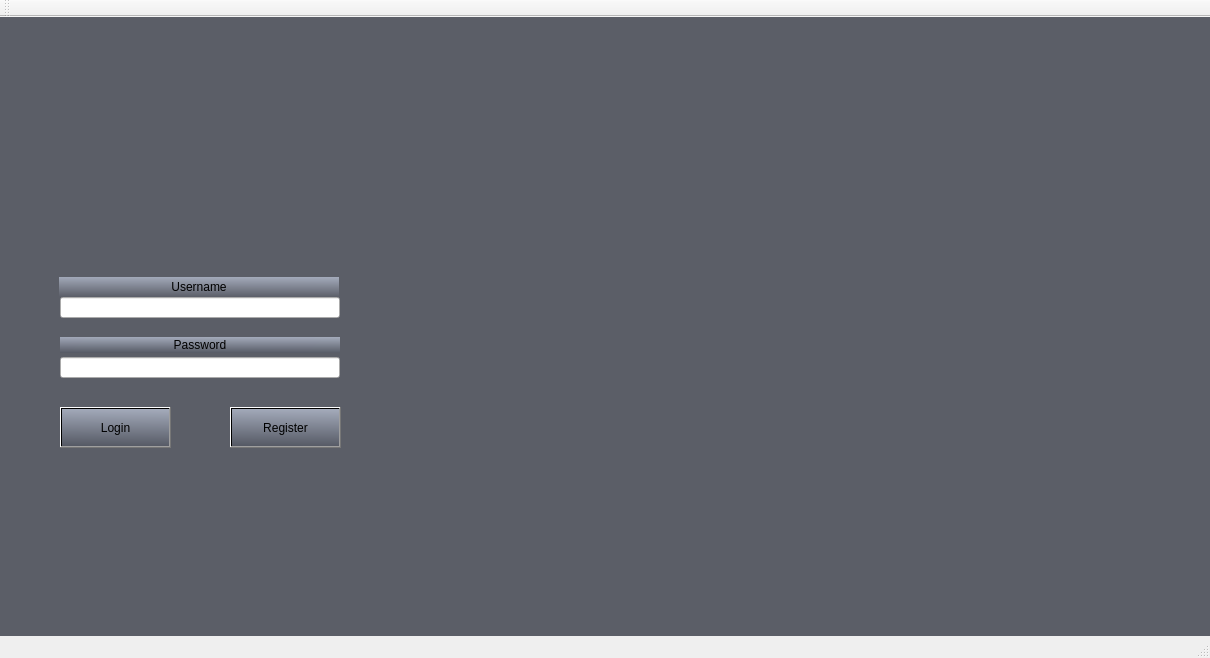
Before: the Qt Designer form Client1/Registration.ui in Paul-Podoleanu/ProjectModernCpp, drawn with Qt 5.
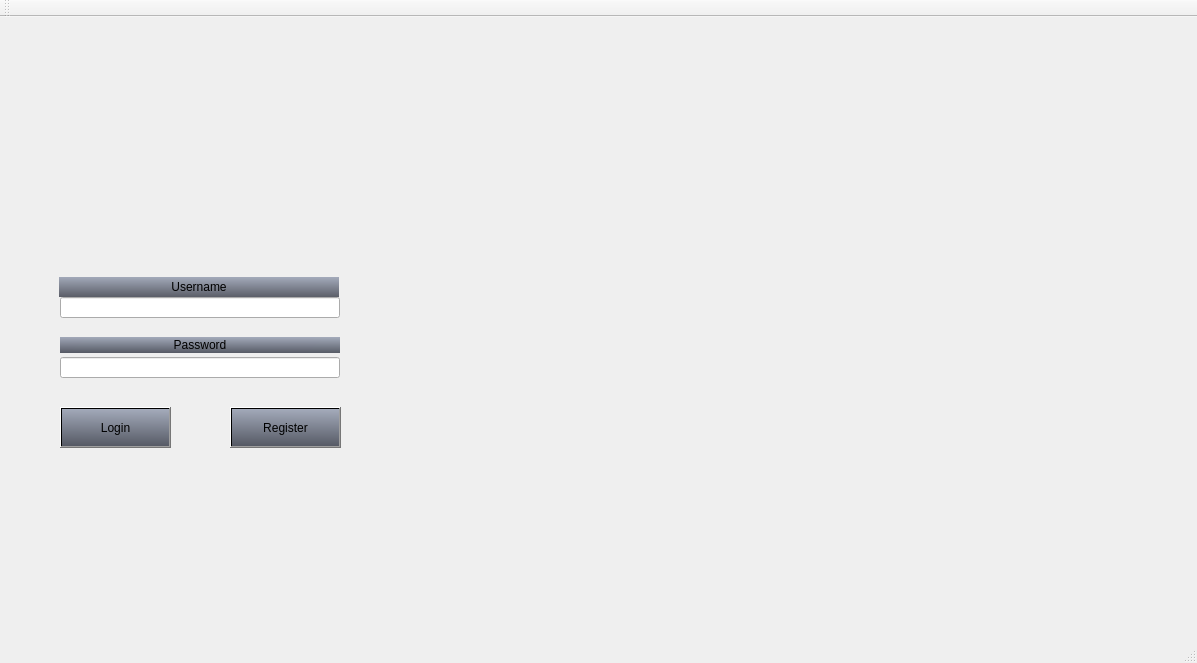
After: the same form once the commit is applied. Icons and pictures are not drawn.

```diff
--- a/Client1/Registration.ui
+++ b/Client1/Registration.ui
@@ -6,8 +6,8 @@
    <rect>
     <x>0</x>
     <y>0</y>
-    <width>1210</width>
-    <height>658</height>
+    <width>1197</width>
+    <height>663</height>
    </rect>
   </property>
   <property name="windowTitle">
@@ -18,8 +18,7 @@
   </property>
   <widget class="QWidget" name="centralWidget">
    <property name="styleSheet">
-    <string notr="true">background-color: rgb(91, 94, 103);
-background-image: url(:/Poze/Resources/background_gradient.png);
+    <string notr="true">border-image: url(:/Poze/Resources/background_gradient.png);
 </string>
    </property>
    <widget class="QLabel" name="label">
@@ -38,8 +37,9 @@
      <bool>false</bool>
     </property>
     <property name="styleSheet">
-     <string notr="true">image:url(:/Poze/Resources/triviador-logo.png);
-background: none;
+     <string notr="true">border-image:transparent;
+image:url(:/Poze/Resources/triviador-logo.png);
+
 </string>
     </property>
     <property name="text">
@@ -79,7 +79,7 @@
      </rect>
     </property>
     <property name="styleSheet">
-     <string notr="true">background: none;</string>
+     <string notr="true">border-image:transparent;</string>
     </property>
    </widget>
    <widget class="QLabel" name="Password">
@@ -115,7 +115,7 @@
      </rect>
     </property>
     <property name="styleSheet">
-     <string notr="true">background: none;</string>
+     <string notr="true">border-image:transparent;</string>
     </property>
    </widget>
    <widget class="QPushButton" name="Login">
```
Left out of the diff: 10 changed lines with no effect on the pictures.
